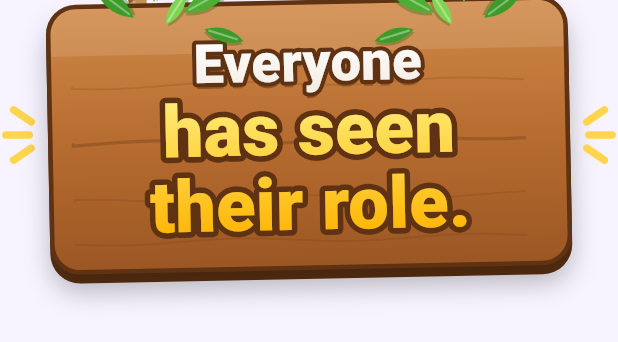
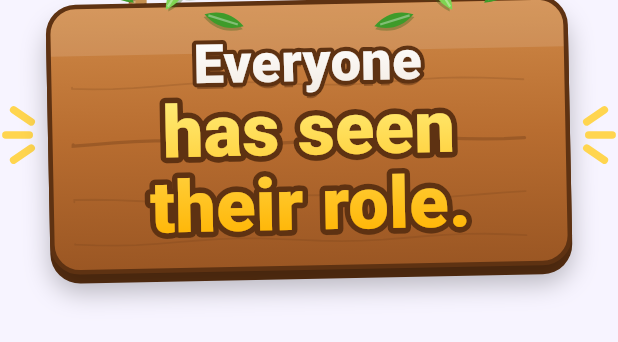
Before and after one commit to TheSinghPranjal/imposter, a Flutter app: the WoodSign widget shown alone on an empty page, opened directly, on a phone screen of 412 x 824 dp. Shown: the top 342 px of the screen. Run offline on Flutter 3.47's test engine with Material 3 defaults, Android fonts, the light colour scheme and no system bars; our stand-ins replace equatable, flutter_animate, flutter_riverpod, shared_preferences; accounts and stored records are empty; Roboto replaces fonts that are missing (Nunito).

Commit message:
fix : app fixes

```diff
--- a/lib/features/imposter/presentation/widgets/wood_sign.dart
+++ b/lib/features/imposter/presentation/widgets/wood_sign.dart
@@ -7,10 +7,16 @@ import '../../../../core/widgets/party_widgets.dart';
 /// Hanging wooden sign drawn in code, for titles that change at runtime
 /// (like a player's name). Matches the signs baked into the scene artwork.
 class WoodSign extends StatelessWidget {
-  const WoodSign({super.key, required this.line1, required this.line2});
+  const WoodSign({
+    super.key,
+    required this.line1,
+    required this.line2,
+    this.line1Size = 36,
+  });
 
   /// Small white top line, e.g. "Your turn,".
   final String line1;
+  final double line1Size;
 
   /// Big yellow bottom line, e.g. the player's name. May contain line breaks.
   final String line2;
@@ -44,13 +50,17 @@ class WoodSign extends StatelessWidget {
                 angle: -0.02,
                 child: SizedBox(
                   width: double.infinity,
-                  child: _Plank(line1: line1, line2: line2),
+                  child: _Plank(
+                    line1: line1,
+                    line2: line2,
+                    line1Size: line1Size,
+                  ),
                 ),
               ),
               // Leaf clusters where the ropes meet the plank.
               for (final (x, flip) in const [(0.16, false), (0.84, true)])
                 Positioned.fill(
-                  top: -18,
+                  top: -28,
                   bottom: null,
                   child: Align(
                     alignment: Alignment(x * 2 - 1, 0),
@@ -74,38 +84,20 @@ class WoodSign extends StatelessWidget {
 }
 
 class _Plank extends StatelessWidget {
-  const _Plank({required this.line1, required this.line2});
+  const _Plank({
+    required this.line1,
+    required this.line2,
+    required this.line1Size,
+  });
 
   final String line1;
   final String line2;
-
-  static const _outline = Color(0xFF5E3212);
+  final double line1Size;
 
   @override
   Widget build(BuildContext context) {
-    return Container(
-      decoration: BoxDecoration(
-        borderRadius: BorderRadius.circular(20),
-        border: Border.all(color: _outline, width: 3),
-        gradient: const LinearGradient(
-          begin: Alignment.topCenter,
-          end: Alignment.bottomCenter,
-          colors: [Color(0xFFD08A48), Color(0xFFB86D30), Color(0xFF9A5623)],
-        ),
-        boxShadow: [
-          const BoxShadow(color: _outline, offset: Offset(0, 6)),
-          BoxShadow(
-            color: Colors.black.withValues(alpha: 0.25),
-            blurRadius: 14,
-            offset: const Offset(0, 12),
-          ),
-        ],
-      ),
-      child: ClipRRect(
-        borderRadius: BorderRadius.circular(17),
-        child: CustomPaint(
-          painter: const _GrainPainter(),
-          child: Padding(
+    return _WoodSurface(
+      radius: 20,
       padding: const EdgeInsets.fromLTRB(18, 20, 18, 16),
       child: Column(
         mainAxisSize: MainAxisSize.min,
@@ -114,7 +106,7 @@ class _Plank extends StatelessWidget {
             fit: BoxFit.scaleDown,
             child: _OutlinedText(
               line1,
-                    fontSize: 36,
+              fontSize: line1Size,
               fill: const LinearGradient(
                 colors: [Colors.white, Color(0xFFF3ECE4)],
                 begin: Alignment.topCenter,
@@ -136,7 +128,110 @@ class _Plank extends StatelessWidget {
           ),
         ],
       ),
+    );
+  }
+}
+
+/// Small wooden strip with one line of white text and leafy corners.
+class WoodBanner extends StatelessWidget {
+  const WoodBanner({super.key, required this.text});
+
+  final String text;
+
+  @override
+  Widget build(BuildContext context) {
+    return Stack(
+      clipBehavior: Clip.none,
+      children: [
+        _WoodSurface(
+          radius: 10,
+          depth: 4,
+          padding: const EdgeInsets.symmetric(horizontal: 16, vertical: 10),
+          child: FittedBox(
+            fit: BoxFit.scaleDown,
+            child: Text(
+              text,
+              maxLines: 1,
+              style: const TextStyle(
+                fontFamily: 'Nunito',
+                fontSize: 17,
+                fontWeight: FontWeight.w900,
+                color: Colors.white,
+                shadows: [
+                  Shadow(color: _outline, offset: Offset(0, 2)),
+                  Shadow(color: _outline, blurRadius: 3),
+                ],
               ),
+            ),
+          ),
+        ),
+        for (final (align, flip) in const [
+          (Alignment.bottomLeft, false),
+          (Alignment.topRight, true),
+        ])
+          Positioned.fill(
+            left: -14,
+            right: -14,
+            top: -14,
+            bottom: -14,
+            child: Align(
+              alignment: align,
+              child: Transform.flip(
+                flipX: flip,
+                flipY: !flip,
+                child: const CustomPaint(
+                  size: Size(44, 28),
+                  painter: _LeavesPainter(),
+                ),
+              ),
+            ),
+          ),
+      ],
+    );
+  }
+}
+
+const _outline = Color(0xFF5E3212);
+
+/// Painted wood: outline, warm gradient, grain, chunky bottom edge.
+class _WoodSurface extends StatelessWidget {
+  const _WoodSurface({
+    required this.child,
+    required this.radius,
+    required this.padding,
+    this.depth = 6,
+  });
+
+  final Widget child;
+  final double radius;
+  final EdgeInsets padding;
+  final double depth;
+
+  @override
+  Widget build(BuildContext context) {
+    return Container(
+      decoration: BoxDecoration(
+        borderRadius: BorderRadius.circular(radius),
+        border: Border.all(color: _outline, width: 3),
+        gradient: const LinearGradient(
+          begin: Alignment.topCenter,
+          end: Alignment.bottomCenter,
+          colors: [Color(0xFFD08A48), Color(0xFFB86D30), Color(0xFF9A5623)],
+        ),
+        boxShadow: [
+          BoxShadow(color: _outline, offset: Offset(0, depth)),
+          BoxShadow(
+            color: Colors.black.withValues(alpha: 0.25),
+            blurRadius: 14,
+            offset: Offset(0, depth * 2),
+          ),
+        ],
+      ),
+      child: ClipRRect(
+        borderRadius: BorderRadius.circular(radius - 3),
+        child: CustomPaint(
+          painter: const _GrainPainter(),
+          child: Padding(padding: padding, child: child),
         ),
       ),
     );
@@ -169,7 +264,7 @@ class _OutlinedText extends StatelessWidget {
               ..style = PaintingStyle.stroke
               ..strokeWidth = fontSize * 0.16
               ..strokeJoin = StrokeJoin.round
-              ..color = _Plank._outline,
+              ..color = _outline,
             shadows: const [
               Shadow(color: Color(0x805E3212), offset: Offset(0, 4)),
             ],
```
Also changed, not shown: lib/features/imposter/presentation/screens/game_flow_screen.dart (+137 -46 lines). Lines whose indentation alone changed are shown as unchanged.
